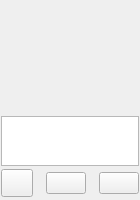
zkovari/plotlyst, file ui/character_card.ui: the form before one commit.
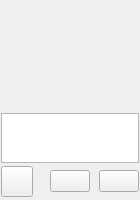
The form after the commit. Custom widgets are drawn as their Qt base class.

Commit message: Better layout positioning of character card bottom buttons

Patch:
```diff
--- a/ui/character_card.ui
+++ b/ui/character_card.ui
@@ -79,11 +79,11 @@
      </property>
      <property name="html">
       <string>&lt;!DOCTYPE HTML PUBLIC &quot;-//W3C//DTD HTML 4.0//EN&quot; &quot;http://www.w3.org/TR/REC-html40/strict.dtd&quot;&gt;
-&lt;html&gt;&lt;head&gt;&lt;meta name=&quot;qrichtext&quot; content=&quot;1&quot; /&gt;&lt;meta charset=&quot;utf-8&quot; /&gt;&lt;style type=&quot;text/css&quot;&gt;
+&lt;html&gt;&lt;head&gt;&lt;meta name=&quot;qrichtext&quot; content=&quot;1&quot; /&gt;&lt;style type=&quot;text/css&quot;&gt;
 p, li { white-space: pre-wrap; }
-&lt;/style&gt;&lt;/head&gt;&lt;body style=&quot; font-family:'Sans Serif'; font-size:9pt; font-weight:400; font-style:normal;&quot;&gt;
-&lt;p style=&quot; margin-top:0px; margin-bottom:0px; margin-left:0px; margin-right:0px; -qt-block-indent:0; text-indent:0px;&quot;&gt;                            &lt;/p&gt;
-&lt;p style=&quot; margin-top:0px; margin-bottom:0px; margin-left:0px; margin-right:0px; -qt-block-indent:0; text-indent:0px;&quot;&gt;                        &lt;/p&gt;&lt;/body&gt;&lt;/html&gt;</string>
+&lt;/style&gt;&lt;/head&gt;&lt;body style=&quot; font-family:'.AppleSystemUIFont'; font-size:13pt; font-weight:400; font-style:normal;&quot;&gt;
+&lt;p style=&quot; margin-top:0px; margin-bottom:0px; margin-left:0px; margin-right:0px; -qt-block-indent:0; text-indent:0px;&quot;&gt;&lt;span style=&quot; font-family:'Sans Serif'; font-size:9pt;&quot;&gt;                            &lt;/span&gt;&lt;/p&gt;
+&lt;p style=&quot; margin-top:0px; margin-bottom:0px; margin-left:0px; margin-right:0px; -qt-block-indent:0; text-indent:0px;&quot;&gt;&lt;span style=&quot; font-family:'Sans Serif'; font-size:9pt;&quot;&gt;                        &lt;/span&gt;&lt;/p&gt;&lt;/body&gt;&lt;/html&gt;</string>
      </property>
      <property name="textInteractionFlags">
       <set>Qt::NoTextInteraction</set>
@@ -95,13 +95,16 @@
    </item>
    <item>
     <widget class="QWidget" name="wdgBottom" native="true">
-     <property name="maximumSize">
-      <size>
-       <width>16777215</width>
-       <height>30</height>
-      </size>
+     <property name="sizePolicy">
+      <sizepolicy hsizetype="Preferred" vsizetype="Maximum">
+       <horstretch>0</horstretch>
+       <verstretch>0</verstretch>
+      </sizepolicy>
      </property>
      <layout class="QHBoxLayout" name="horizontalLayout">
+      <property name="spacing">
+       <number>2</number>
+      </property>
       <property name="leftMargin">
        <number>0</number>
       </property>
@@ -114,7 +117,7 @@
       <property name="bottomMargin">
        <number>2</number>
       </property>
-      <item>
+      <item alignment="Qt::AlignLeft">
        <widget class="QToolButton" name="btnEnneagram">
         <property name="enabled">
          <bool>true</bool>
@@ -130,20 +133,7 @@
         </property>
        </widget>
       </item>
-      <item>
-       <spacer name="horizontalSpacer">
-        <property name="orientation">
-         <enum>Qt::Horizontal</enum>
-        </property>
-        <property name="sizeHint" stdset="0">
-         <size>
-          <width>40</width>
-          <height>10</height>
-         </size>
-        </property>
-       </spacer>
-      </item>
-      <item>
+      <item alignment="Qt::AlignHCenter">
        <widget class="QPushButton" name="btnMbti">
         <property name="text">
          <string/>
@@ -153,20 +143,7 @@
         </property>
        </widget>
       </item>
-      <item>
-       <spacer name="horizontalSpacer_2">
-        <property name="orientation">
-         <enum>Qt::Horizontal</enum>
-        </property>
-        <property name="sizeHint" stdset="0">
-         <size>
-          <width>40</width>
-          <height>10</height>
-         </size>
-        </property>
-       </spacer>
-      </item>
-      <item>
+      <item alignment="Qt::AlignRight">
        <widget class="RoleIcon" name="iconRole"/>
       </item>
      </layout>
```
